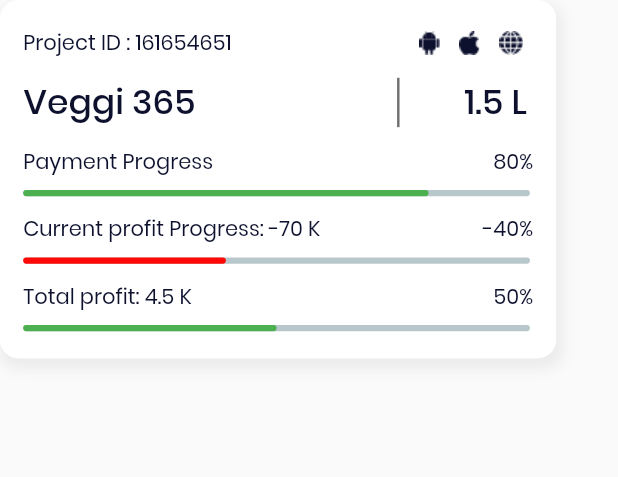
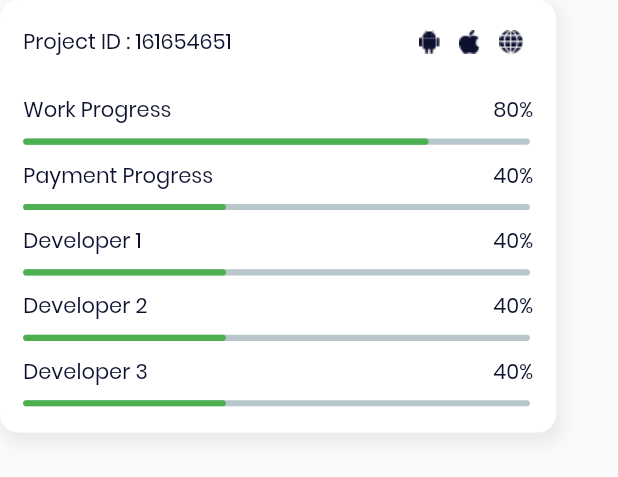
Before and after one commit to Samip193/devloper, a Flutter app: the ProgressCard widget shown alone on an empty page, opened directly, on a phone screen of 412 x 824 dp. Shown: the top 477 px of the screen. Run offline on Flutter 3.47's test engine with Material 2 defaults, Android fonts, the phone set to English and light mode, and no system bars; drawn by our look-alikes of percent_indicator.

Commit message:
Last commit of the day

```diff
--- a/lib/constant/crash_component.dart
+++ b/lib/constant/crash_component.dart
@@ -12,7 +12,7 @@ class ProgressCard extends StatelessWidget {
     double w=MediaQuery.of(context).size.width;
     bool H =h<700;
     return Container(
-      height: h*0.29,
+      height: h*0.35,
       width: w*0.90,
       decoration: BoxDecoration(
         color: Colors.white,
@@ -52,34 +52,12 @@ class ProgressCard extends StatelessWidget {
                 )
               ],
             ),
-            Row(
-              mainAxisAlignment: MainAxisAlignment.spaceBetween,
-              children: [
-                Text('Veggi 365',style: TextStyle(fontSize: h*0.028,color: MyColor.txtColor,fontFamily: 'poppins_medium')),
-                ConstrainedBox(
-                    constraints: BoxConstraints(
-                        maxWidth: w*0.22
-                    ),
-                    child:Row(
-                      mainAxisAlignment: MainAxisAlignment.spaceBetween,
-                      children: [
-                        Container(
-                          height: h*0.04,
-                          width: w*0.004,
-                          color: MyColor.gray,
-                        ),
-                        Padding(
-                          padding:  EdgeInsets.only(right: w*0.01),
-                          child: Text('1.5 L',style: TextStyle(fontSize: h*0.028,color: MyColor.txtColor,fontFamily: 'poppins_medium')),
-                        )
-                      ],
-                    )
-                )
-              ],
-            ),
-            linearPercentIndicatir(progress: 'Payment Progress',percentage: '80%',percent: 0.8),
-            linearPercentIndicatir(progress: 'Current profit Progress: -70 K',percentage: '-40%',percent: 0.4,indicator_clr: MyColor.red),
-            linearPercentIndicatir(progress: 'Total profit: 4.5 K',percentage: '50%',percent: 0.5),
+            SizedBox(height: h*0.005,),
+            linearPercentIndicatir(progress: 'Work Progress',percentage: '80%',percent: 0.8),
+            linearPercentIndicatir(progress: 'Payment Progress',percentage: '40%',percent: 0.4,),
+            linearPercentIndicatir(progress: 'Developer 1',percentage: '40%',percent: 0.4),
+            linearPercentIndicatir(progress: 'Developer 2',percentage: '40%',percent: 0.4),
+            linearPercentIndicatir(progress: 'Developer 3',percentage: '40%',percent: 0.4),
           ],
         ),
       ),
--- a/pubspec.yaml
+++ b/pubspec.yaml
@@ -74,6 +74,7 @@ flutter:
     - images/active_acccount.png
     - images/team.png
     - Images/minus.png
+    - Images/info.png
   #   - images/a_dot_ham.jpeg
 
   # An image asset can refer to one or more resolution-specific "variants", see
```
Also changed, not shown: lib/constant/Topbar.dart (+50 -0 lines), lib/screen/crash_investigation.dart (+4 -9 lines), images/info.png (added).
